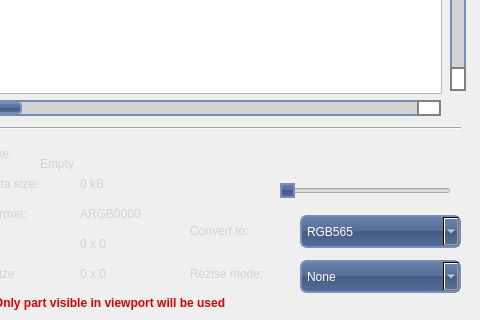
Before: the Qt Designer form AddingImage.ui in aroyer-qc/GUI_Builder, drawn with Qt 5; both pictures show x 660 to 1140 and y 250 to 570 of the 1140 by 570 pixel window.
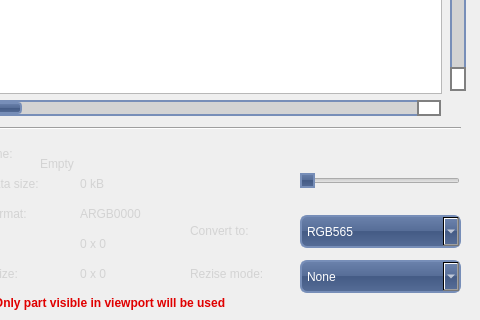
After: the same form once the commit is applied. Icons and pictures are not drawn.

Patch:
```diff
--- a/AddingImage.ui
+++ b/AddingImage.ui
@@ -833,9 +833,9 @@
   <widget class="QSlider" name="loadCheckerBoardSlider">
    <property name="geometry">
     <rect>
-     <x>940</x>
-     <y>430</y>
-     <width>171</width>
+     <x>960</x>
+     <y>420</y>
+     <width>160</width>
      <height>22</height>
     </rect>
    </property>
```
Left out of the diff: 25 changed lines with no effect on the pictures.
